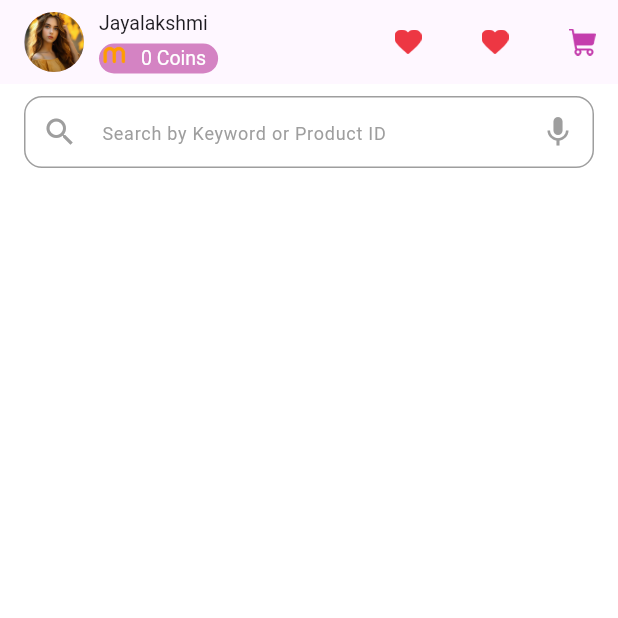
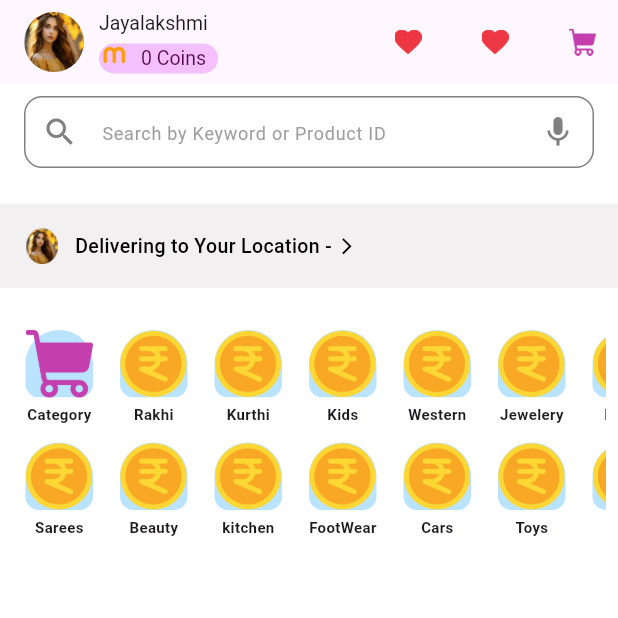
Before and after one commit to jayalakshmipp/meesho_clone_app, a Flutter app: the screen it shows after launch, on a phone screen of 412 x 824 dp, the top half of it. Run offline on Flutter 3.47's test engine with Material 3 defaults, Android fonts, the phone set to English and light mode, and no system bars.

Commit message:
created location and catorgy lists

```diff
--- /dev/null
+++ b/lib/dumb_db.dart
@@ -0,0 +1,48 @@
+import 'package:meesho_clone_app/utils/constants/image_constants.dart'; // Ensure this path is correct
+
+class DumpDB {
+  // Returns a list of locations
+  static List<Map<String, String>> getLocations() {
+    return [
+      {
+        'name': 'Jayalakshmi',
+        'address': '123 Main St,',
+        'street': 'Main St',
+        'pincode': '123456',
+        'place': 'City Center'
+      },
+      {
+        'name': 'Sreekutty',
+        'address': '456 Maple Ave, Town',
+        'street': 'Maple Ave',
+        'pincode': '654321',
+        'place': 'Uptown'
+      },
+      {
+        'name': 'Sreelakshmi',
+        'address': '789 Oak Dr, Village',
+        'street': 'Oak Dr',
+        'pincode': '789123',
+        'place': 'Downtown'
+      },
+    ];
+  }
+
+  // List of category Details on HomePage
+  static List<Map<String, String>>  categoryList = [
+    {"imagePath": MImages.Cart_PNG,"categoryName":"Category"},
+    {"imagePath": MImages.Coins_PNG,"categoryName":"Rakhi"},
+    {"imagePath": MImages.Coins_PNG,"categoryName":"Kurthi"},
+    {"imagePath": MImages.Coins_PNG,"categoryName":"Kids"},
+    {"imagePath": MImages.Coins_PNG,"categoryName":"Western"},
+    {"imagePath": MImages.Coins_PNG,"categoryName":"Jewelery"},
+    {"imagePath": MImages.Coins_PNG,"categoryName":"Books"},
+    {"imagePath": MImages.Coins_PNG,"categoryName":"Sarees"},
+    {"imagePath": MImages.Coins_PNG,"categoryName":"Beauty"},
+    {"imagePath": MImages.Coins_PNG,"categoryName":"kitchen"},
+    {"imagePath": MImages.Coins_PNG,"categoryName":"FootWear"},
+    {"imagePath": MImages.Coins_PNG,"categoryName":"Cars"},
+    {"imagePath": MImages.Coins_PNG,"categoryName":"Toys"},
+    {"imagePath": MImages.Coins_PNG,"categoryName":"Bags"},
+  ];
+}
--- a/lib/utils/constants/color_constants.dart
+++ b/lib/utils/constants/color_constants.dart
@@ -6,6 +6,9 @@ class MColors {
   // App Basic Colors
   static const Color primaryColor = Color(0xFF9f2089);
   static const Color secondaryColor = Color(0xFF590a47);
+  static const Color grey = Color(0xFF808080);
+  static const Color coinBackground = Color(0xFFF4C0FF);
+  static const Color locationBackground =  Color(0xBAEDEBEB);
 
   // Background Color
 
@@ -15,5 +18,5 @@ class MColors {
   static const Color textWhite = Color(0xFFffffff);
   static const Color textBlack = Color(0XFF000000);
 
-  // Review Color
+
 }
--- a/lib/utils/constants/image_constants.dart
+++ b/lib/utils/constants/image_constants.dart
@@ -16,5 +16,14 @@ class MImages {
   static const String Coins_PNG = "assets/images/coin2.png";
   static const String Notification_PNG = "assets/images/notificationwithred.png";
   static const String Search_Png = "assets/images/search.png";
+  static const String Location_PNG = 'assets/images/dp.png';
+
+
+
+  //Category List
+  static const String CATEGORIES_PNG = 'asset/images/catorgycolored.png';
+  static const String WOMENCHURITHAR_PNG = 'asset/images/womenchurithar.png';
+
+
 
 }
--- a/lib/view/home_screen/home_screen.dart
+++ b/lib/view/home_screen/home_screen.dart
@@ -1,8 +1,11 @@
 import 'package:flutter/material.dart';
 import 'package:meesho_clone_app/utils/constants/color_constants.dart';
+import 'package:meesho_clone_app/view/home_screen/widget/CategoryGridWidget.dart';
+import 'package:meesho_clone_app/view/home_screen/widget/LocationWidget.dart';
 import 'package:meesho_clone_app/view/home_screen/widget/appbaractions.dart';
 import 'package:meesho_clone_app/view/home_screen/widget/appbartitle.dart';
 import 'package:meesho_clone_app/view/home_screen/widget/searchField.dart';
+
 
 class HomeScreen extends StatelessWidget {
   @override
@@ -15,9 +18,19 @@ class HomeScreen extends StatelessWidget {
       ),
       body: GestureDetector(
         onTap: () => FocusScope.of(context).unfocus(),
-        child: Padding(
-          padding: const EdgeInsets.symmetric(horizontal: 16.0, vertical: 8.0),
-          child: SearchTextField(),
+        child: SingleChildScrollView(
+          child: Column(
+            children: [
+              Padding(
+                padding: const EdgeInsets.symmetric(horizontal: 16.0, vertical: 8.0),
+                child: SearchTextField(),
+              ),
+              SizedBox(height: 16),
+              LocationWidget(),
+              SizedBox(height: 16),
+              CategoryGridWidget(), // Adding the category grid widget
+            ],
+          ),
         ),
       ),
     );
--- /dev/null
+++ b/lib/view/home_screen/widget/CategoryGridWidget.dart
@@ -0,0 +1,67 @@
+import 'package:flutter/material.dart';
+import 'package:meesho_clone_app/utils/constants/color_constants.dart';
+import 'package:meesho_clone_app/utils/constants/image_constants.dart';
+import 'package:meesho_clone_app/dumb_db.dart';
+import 'package:meesho_clone_app/view/home_screen/widget/CategoryDetailPage.dart';
+import 'package:meesho_clone_app/view/home_screen/widget/CategoryItemWidget.dart';
+
+class CategoryGridWidget extends StatelessWidget {
+  @override
+  Widget build(BuildContext context) {
+    final categories = DumpDB.categoryList;
+    final halfLength = (categories.length / 2).ceil();
+
+    return Container(
+      color: const Color.fromARGB(255, 255, 255, 255),
+      padding: EdgeInsets.all(8.0),
+      height: 360, // Adjust the height to fit two rows
+      child: ListView(
+        scrollDirection: Axis.horizontal,
+        children: [
+          Column(
+            children: [
+              Row(
+                children: [
+                  for (int i = 0; i < halfLength; i++)
+                    CategoryItemWidget(
+                      imagePath: categories[i]['imagePath']!,
+                      categoryName: categories[i]['categoryName']!,
+                      onTap: () {
+                        Navigator.push(
+                          context,
+                          MaterialPageRoute(
+                            builder: (context) => CategoryDetailPage(
+                              categoryName: categories[i]['categoryName']!,
+                            ),
+                          ),
+                        );
+                      },
+                    ),
+                ],
+              ),
+              Row(
+                children: [
+                  for (int i = halfLength; i < categories.length; i++)
+                    CategoryItemWidget(
+                      imagePath: categories[i]['imagePath']!,
+                      categoryName: categories[i]['categoryName']!,
+                      onTap: () {
+                        Navigator.push(
+                          context,
+                          MaterialPageRoute(
+                            builder: (context) => CategoryDetailPage(
+                              categoryName: categories[i]['categoryName']!,
+                            ),
+                          ),
+                        );
+                      },
+                    ),
+                ],
+              ),
+            ],
+          ),
+        ],
+      ),
+    );
+  }
+}
--- /dev/null
+++ b/lib/view/home_screen/widget/CategoryItemWidget.dart
@@ -0,0 +1,117 @@
+// import 'package:flutter/material.dart';
+
+// class CategoryItemWidget extends StatelessWidget {
+//   final String imagePath;
+//   final String categoryName;
+//   final VoidCallback onTap;
+
+//   const CategoryItemWidget({
+//     required this.imagePath,
+//     required this.categoryName,
+//     required this.onTap,
+//   });
+
+//   @override
+//   Widget build(BuildContext context) {
+//     return GestureDetector(
+//       onTap: onTap,
+//       child: Container(
+//         width: 55, // Adjust the width to fit more items horizontally
+//         margin: EdgeInsets.all(7.0),
+//         child: Column(
+//           children: [
+//             Container(
+//               height: 55, // Adjust the height as needed
+//               decoration: BoxDecoration(
+//                 color: Colors.white, // Background color smaller than image
+//                 borderRadius: BorderRadius.vertical(
+//                   top: Radius.circular(8.0),
+//                   bottom: Radius.circular(40.0), // Semi-circular bottom
+//                 ),
+//               ),
+//               child: Center(
+//                 child: Container(
+//                   height: 60, // Image height
+//                   child: Image.asset(
+//                     imagePath,
+//                     fit: BoxFit.cover,
+//                   ),
+//                 ),
+//               ),
+//             ),
+//             Container(
+//               color: Colors.white,
+//               padding: const EdgeInsets.all(4.0),
+//               child: Text(
+//                 categoryName,
+//                 style: TextStyle(
+//                   fontSize: 10.0, // Adjust font size as needed
+//                   fontWeight: FontWeight.bold,
+//                 ),
+//               ),
+//             ),
+//           ],
+//         ),
+//       ),
+//     );
+//   }
+// }
+import 'package:flutter/material.dart';
+
+class CategoryItemWidget extends StatelessWidget {
+  final String imagePath;
+  final String categoryName;
+  final VoidCallback onTap;
+
+  const CategoryItemWidget({
+    required this.imagePath,
+    required this.categoryName,
+    required this.onTap,
+  });
+
+  @override
+  Widget build(BuildContext context) {
+    return GestureDetector(
+      onTap: onTap,
+      child: Container(
+        width: 55, // Adjust the width to fit more items horizontally
+        margin: EdgeInsets.all(4.0),
+        child: Column(
+          children: [
+            Container(
+              height: 45, // Adjust the height as needed
+              width: 45, // Make the background width smaller than image
+              decoration: BoxDecoration(
+                color: Color(0xFFB9E3FF), // Light blue background color
+                borderRadius: BorderRadius.vertical(
+                  top: Radius.circular(40.0), // Semi-circular top
+                  bottom: Radius.circular(16.0), // Semi-rounded bottom
+                ),
+              ),
+              child: Center(
+                child: Container(
+                  height: 55, // Image height
+                  child: Image.asset(
+                    imagePath,
+                    fit: BoxFit.cover,
+                  ),
+                ),
+              ),
+            ),
+            Container(
+              color: Colors.white,
+              padding: const EdgeInsets.all(4.0),
+              child: Text(
+                categoryName,
+                style: TextStyle(
+                  fontSize: 10.0, // Adjust font size as needed
+                  fontWeight: FontWeight.bold,
+                ),
+              ),
+            ),
+          ],
+        ),
+      ),
+    );
+  }
+}
--- /dev/null
+++ b/lib/view/home_screen/widget/LocationWidget.dart
@@ -0,0 +1,92 @@
+import 'package:flutter/material.dart';
+import 'package:meesho_clone_app/utils/constants/color_constants.dart';
+import 'package:meesho_clone_app/utils/constants/image_constants.dart';
+import 'package:meesho_clone_app/view/home_screen/widget/LocationPicker.dart';
+
+class LocationWidget extends StatefulWidget {
+  @override
+  _LocationWidgetState createState() => _LocationWidgetState();
+}
+
+class _LocationWidgetState extends State<LocationWidget> {
+  String selectedLocation = 'Your Location';
+  String selectedPincode = '';
+  int? selectedIndex;
+
+  void _showLocationPicker(BuildContext context) {
+    showModalBottomSheet(
+      context: context,
+      isScrollControlled: true,
+      shape: RoundedRectangleBorder(
+        borderRadius: BorderRadius.vertical(top: Radius.circular(0)),
+      ),
+      builder: (context) {
+        return Padding(
+          padding: MediaQuery.of(context).viewInsets,
+          child: LocationPicker(
+            selectedIndex: selectedIndex,
+            onSelect: (place, pincode, index) {
+              setState(() {
+                selectedLocation = place;
+                selectedPincode = pincode;
+                selectedIndex = index;
+              });
+              Navigator.pop(context);
+            },
+          ),
+        );
+      },
+    );
+  }
+
+  @override
+  Widget build(BuildContext context) {
+    return GestureDetector(
+      onTap: () => _showLocationPicker(context),
+      child: Container(
+        width: double.infinity,
+        padding: EdgeInsets.symmetric(vertical: 16, horizontal: 16),
+        color: MColors.locationBackground,
+        child: Row(
+          children: [
+            Image.asset(
+              MImages.Location_PNG,
+              width: 24,
+              height: 24,
+            ),
+            SizedBox(width: 10),
+            Expanded(
+              child: Row(
+                children: [
+                  Text(
+                    'Delivering to $selectedLocation - ',
+                    style: TextStyle(
+                      color: MColors.textBlack,
+                      fontSize: 13,
+                      fontWeight: FontWeight.w500,
+                    ),
+                    overflow: TextOverflow.ellipsis,
+                  ),
+                  Text(
+                    '$selectedPincode',
+                    style: TextStyle(
+                      color: MColors.textBlack,
+                      fontSize: 13,
+                      fontWeight: FontWeight.w500,
+                    ),
+                    overflow: TextOverflow.ellipsis,
+                  ),
+                  Icon(
+                    Icons.arrow_forward_ios,
+                    color: MColors.textBlack,
+                    size: 13,
+                  ),
+                ],
+              ),
+            ),
+          ],
+        ),
+      ),
+    );
+  }
+}
--- a/lib/view/home_screen/widget/appbartitle.dart
+++ b/lib/view/home_screen/widget/appbartitle.dart
@@ -1,4 +1,5 @@
 import 'package:flutter/material.dart';
+import 'package:meesho_clone_app/utils/constants/color_constants.dart';
 import 'package:meesho_clone_app/utils/constants/image_constants.dart';
 
 class AppBarTitle extends StatelessWidget {
@@ -23,7 +24,7 @@ class AppBarTitle extends StatelessWidget {
             Container(
               padding: EdgeInsets.only(right: 8),
               decoration: BoxDecoration(
-                color: Color.fromARGB(131, 173, 22, 138),
+                color: MColors.coinBackground,
                 borderRadius: BorderRadius.circular(10),
               ),
               child: Row(
@@ -40,7 +41,7 @@ class AppBarTitle extends StatelessWidget {
                     style: TextStyle(
                       fontSize: 13,
                       fontWeight: FontWeight.w400,
-                      color: Colors.white,
+                      color: MColors.secondaryColor,
                     ),
                   ),
                 ],
--- a/lib/view/home_screen/widget/searchField.dart
+++ b/lib/view/home_screen/widget/searchField.dart
@@ -1,4 +1,5 @@
 import 'package:flutter/material.dart';
+import 'package:meesho_clone_app/utils/constants/color_constants.dart';
 
 class SearchTextField extends StatelessWidget {
   @override
@@ -6,8 +7,8 @@ class SearchTextField extends StatelessWidget {
     return TextField(
       decoration: InputDecoration(
         contentPadding: EdgeInsets.symmetric(vertical: 12, horizontal: 16),
-        prefixIcon: const Icon(Icons.search, color: Colors.grey),
-        suffixIcon: const Icon(Icons.mic, color: Colors.grey),
+        prefixIcon: const Icon(Icons.search, color: MColors.grey),
+        suffixIcon: const Icon(Icons.mic, color: MColors.grey),
         hintText: "Search by Keyword or Product ID",
         hintStyle: const TextStyle(
           color: Colors.grey,
@@ -17,15 +18,15 @@ class SearchTextField extends StatelessWidget {
         fillColor: Colors.white,
         border: OutlineInputBorder(
           borderRadius: BorderRadius.circular(12),
-          borderSide: BorderSide(color: Colors.grey, width: 1),
+          borderSide: BorderSide(color:  MColors.grey, width: 1),
         ),
         enabledBorder: OutlineInputBorder(
           borderRadius: BorderRadius.circular(12),
-          borderSide: BorderSide(color: Colors.grey, width: 1),
+          borderSide: BorderSide(color:  MColors.grey, width: 1),
         ),
         focusedBorder: OutlineInputBorder(
           borderRadius: BorderRadius.circular(12),
-          borderSide: BorderSide(color: Colors.grey, width: 1),
+          borderSide: BorderSide(color:  MColors.grey, width: 1),
         ),
       ),
     );
--- a/lib/view/splash_screen/splash_screen.dart
+++ b/lib/view/splash_screen/splash_screen.dart
@@ -22,7 +22,7 @@ class _SplashScreenState extends State<SplashScreen>
     super.initState();
     _controller = AnimationController(
       vsync: this,
-      duration: const Duration(seconds: 1),
+      duration: const Duration(seconds: 3),
     );
 
     // Define the scale animation
--- a/pubspec.yaml
+++ b/pubspec.yaml
@@ -37,6 +37,7 @@ dependencies:
   cupertino_icons: ^1.0.6
   animated_splash_screen: ^1.3.0
   flutter_native_splash: ^2.4.1
+  carousel_slider: ^4.2.1
 
 dev_dependencies:
   flutter_test:
```
Also changed, not shown: lib/view/home_screen/widget/CategoryDetailPage.dart (added, +19 -0 lines), lib/view/home_screen/widget/LocationPicker.dart (added, +273 -0 lines), assets/images/catorgycolored.png (added), assets/images/location.png (added), assets/images/womenchurithar.png (added), pubspec.lock.
